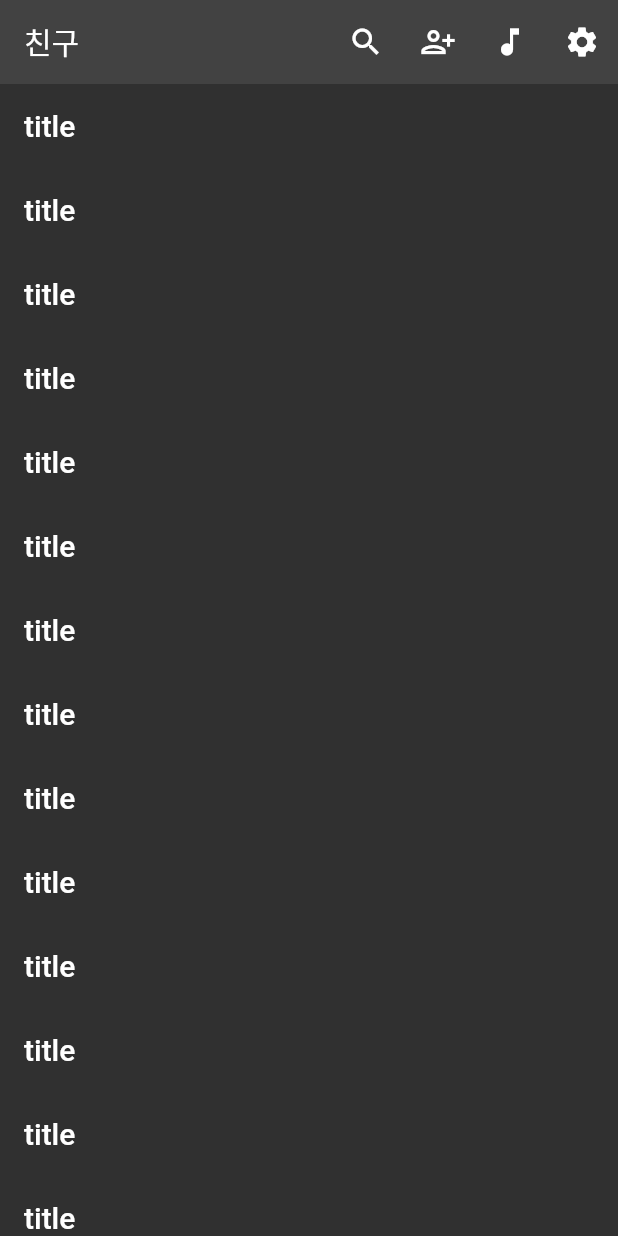
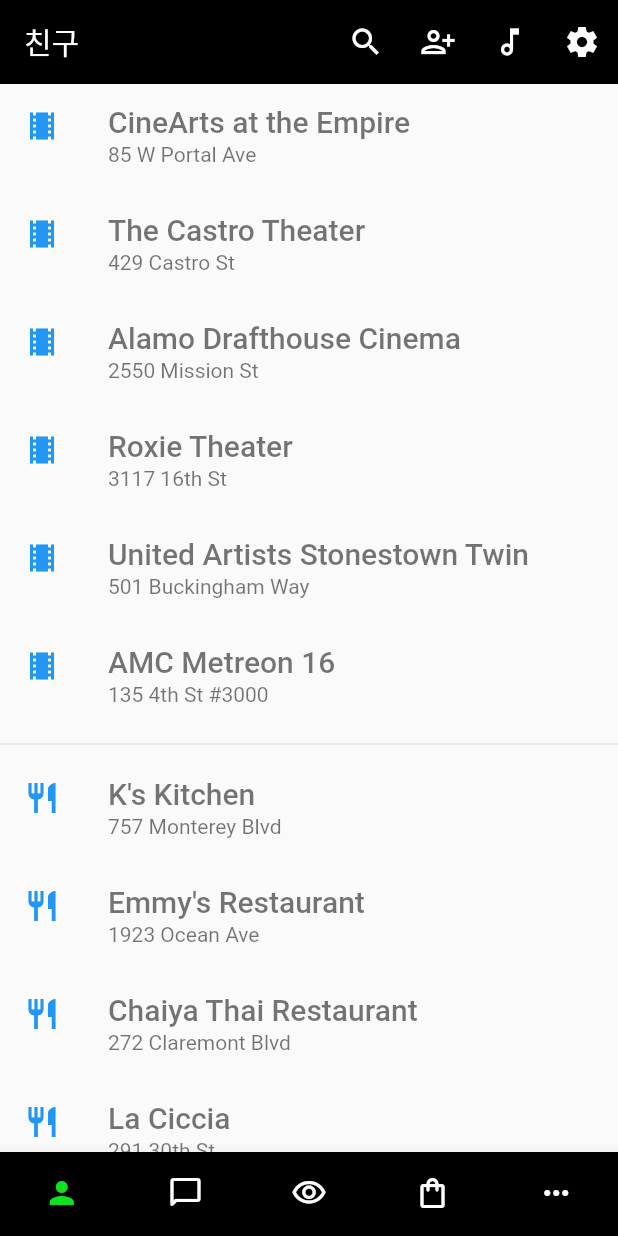
Before and after one commit to dabuzida/mimicKakaotalk, a Flutter app: the screen it shows after launch, on a phone screen of 412 x 824 dp. Run offline on Flutter 3.47's test engine with Material 2 defaults, Android fonts, the phone set to English and light mode, and no system bars.

Commit message:
a little ui

```diff
--- /dev/null
+++ b/lib/items.dart
@@ -0,0 +1,7 @@
+import 'package:flutter/material.dart';
+
+// Expanded(child: Icon(Icons.person)),
+
+Widget _bottomItem(IconData icon) {
+  return Expanded(child: Icon(icon));
+}
--- a/lib/main.dart
+++ b/lib/main.dart
@@ -23,152 +23,89 @@ class _KakaoTalkState extends State<KakaoTalk> {
       debugShowCheckedModeBanner: false,
       title: 'KakaoTalk',
       theme: ThemeData(
-        brightness: Brightness.dark,
-        primaryColor: Color(0xFF000000),
+        // brightness: Brightness.dark,
+        primaryColor: const Color(0xFF5511dd),
+        // primarySwatch: Color(0xFFFFFFFF),
       ),
       home: Scaffold(
         appBar: AppBar(
-          title: Text('친구'),
+          foregroundColor: const Color(0xFFFFFFFF),
+          backgroundColor: const Color(0xFF000000),
+          title: const Text('친구'),
           elevation: 0,
           actions: <Widget>[
-            IconButton(onPressed: () {}, icon: Icon(Icons.search)),
-            IconButton(onPressed: () {}, icon: Icon(Icons.person_add_alt_1_outlined)),
-            IconButton(onPressed: () {}, icon: Icon(Icons.music_note)),
-            IconButton(onPressed: () {}, icon: Icon(Icons.settings)),
+            IconButton(onPressed: () {}, icon: const Icon(Icons.search)),
+            IconButton(onPressed: () {}, icon: const Icon(Icons.person_add_alt_1_outlined)),
+            IconButton(onPressed: () {}, icon: const Icon(Icons.music_note_outlined)),
+            IconButton(onPressed: () {}, icon: const Icon(Icons.settings_sharp)),
           ],
+          // bottom: // 카카오톡_뷰 페이지에 필요
+        ),
+        bottomNavigationBar: BottomNavigationBar(
+          type: BottomNavigationBarType.fixed, // Fixed
+          backgroundColor: const Color(0xFF000000), // <-- This works for fixed
+          showSelectedLabels: false,
+          showUnselectedLabels: false,
+
+          items: const <BottomNavigationBarItem>[
+            BottomNavigationBarItem(icon: Icon(Icons.person), label: ''),
+            BottomNavigationBarItem(icon: Icon(Icons.chat_bubble_outline_rounded), label: ''),
+            BottomNavigationBarItem(icon: Icon(Icons.visibility_outlined), label: ''),
+            BottomNavigationBarItem(icon: Icon(Icons.shopping_bag_outlined), label: ''),
+            BottomNavigationBarItem(icon: Icon(Icons.more_horiz_outlined), label: ''),
+          ],
+          selectedIconTheme: const IconThemeData(
+            color: Color.fromARGB(255, 15, 226, 33),
+            size: 24,
+          ),
+          unselectedIconTheme: const IconThemeData(
+            color: Color(0xFFFFFFFF),
+            size: 24,
+          ),
+          // currentIndex: _selectedIndex,
+          // onTap: _onItemTapped,
         ),
         body: ListView(
-          // https://docs.flutter.dev/development/ui/layout#listview
           children: [
-            ListTile(
-              title: Text('title',
-                  style: const TextStyle(
-                    fontWeight: FontWeight.w500,
-                    fontSize: 20,
-                  )),
-            ),
-            ListTile(
-              title: Text('title',
-                  style: const TextStyle(
-                    fontWeight: FontWeight.w500,
-                    fontSize: 20,
-                  )),
-            ),
-            ListTile(
-              title: Text('title',
-                  style: const TextStyle(
-                    fontWeight: FontWeight.w500,
-                    fontSize: 20,
-                  )),
-            ),
-            ListTile(
-              title: Text('title',
-                  style: const TextStyle(
-                    fontWeight: FontWeight.w500,
-                    fontSize: 20,
-                  )),
-            ),
-            ListTile(
-              title: Text('title',
-                  style: const TextStyle(
-                    fontWeight: FontWeight.w500,
-                    fontSize: 20,
-                  )),
-            ),
-            ListTile(
-              title: Text('title',
-                  style: const TextStyle(
-                    fontWeight: FontWeight.w500,
-                    fontSize: 20,
-                  )),
-            ),
-            ListTile(
-              title: Text('title',
-                  style: const TextStyle(
-                    fontWeight: FontWeight.w500,
-                    fontSize: 20,
-                  )),
-            ),
-            ListTile(
-              title: Text('title',
-                  style: const TextStyle(
-                    fontWeight: FontWeight.w500,
-                    fontSize: 20,
-                  )),
-            ),
-            ListTile(
-              title: Text('title',
-                  style: const TextStyle(
-                    fontWeight: FontWeight.w500,
-                    fontSize: 20,
-                  )),
-            ),
-            ListTile(
-              title: Text('title',
-                  style: const TextStyle(
-                    fontWeight: FontWeight.w500,
-                    fontSize: 20,
-                  )),
-            ),
-            ListTile(
-              title: Text('title',
-                  style: const TextStyle(
-                    fontWeight: FontWeight.w500,
-                    fontSize: 20,
-                  )),
-            ),
-            ListTile(
-              title: Text('title',
-                  style: const TextStyle(
-                    fontWeight: FontWeight.w500,
-                    fontSize: 20,
-                  )),
-            ),
-            ListTile(
-              title: Text('title',
-                  style: const TextStyle(
-                    fontWeight: FontWeight.w500,
-                    fontSize: 20,
-                  )),
-            ),
-            ListTile(
-              title: Text('title',
-                  style: const TextStyle(
-                    fontWeight: FontWeight.w500,
-                    fontSize: 20,
-                  )),
-            ),
-            ListTile(
-              title: Text('title',
-                  style: const TextStyle(
-                    fontWeight: FontWeight.w500,
-                    fontSize: 20,
-                  )),
-            ),
-            ListTile(
-              title: Text('title',
-                  style: const TextStyle(
-                    fontWeight: FontWeight.w500,
-                    fontSize: 20,
-                  )),
-            ),
-            ListTile(
-              title: Text('title',
-                  style: const TextStyle(
-                    fontWeight: FontWeight.w500,
-                    fontSize: 20,
-                  )),
-            ),
-            ListTile(
-              title: Text('title',
-                  style: const TextStyle(
-                    fontWeight: FontWeight.w500,
-                    fontSize: 20,
-                  )),
-            ),
+            // https://docs.flutter.dev/development/ui/layout#listview
+            _buildList(),
           ],
         ),
       ),
     );
   }
+
+  Widget _buildList() {
+    return Column(
+      children: [
+        _tile('CineArts at the Empire', '85 W Portal Ave', Icons.theaters),
+        _tile('The Castro Theater', '429 Castro St', Icons.theaters),
+        _tile('Alamo Drafthouse Cinema', '2550 Mission St', Icons.theaters),
+        _tile('Roxie Theater', '3117 16th St', Icons.theaters),
+        _tile('United Artists Stonestown Twin', '501 Buckingham Way', Icons.theaters),
+        _tile('AMC Metreon 16', '135 4th St #3000', Icons.theaters),
+        const Divider(),
+        _tile('K\'s Kitchen', '757 Monterey Blvd', Icons.restaurant),
+        _tile('Emmy\'s Restaurant', '1923 Ocean Ave', Icons.restaurant),
+        _tile('Chaiya Thai Restaurant', '272 Claremont Blvd', Icons.restaurant),
+        _tile('La Ciccia', '291 30th St', Icons.restaurant),
+      ],
+    );
+  }
+
+  ListTile _tile(String title, String subtitle, IconData icon) {
+    return ListTile(
+      title: Text(title,
+          style: const TextStyle(
+            fontWeight: FontWeight.w500,
+            fontSize: 20,
+            color: Colors.black54,
+          )),
+      subtitle: Text(subtitle),
+      leading: Icon(
+        icon,
+        color: Colors.blue[500],
+      ),
+    );
+  }
 }
```
